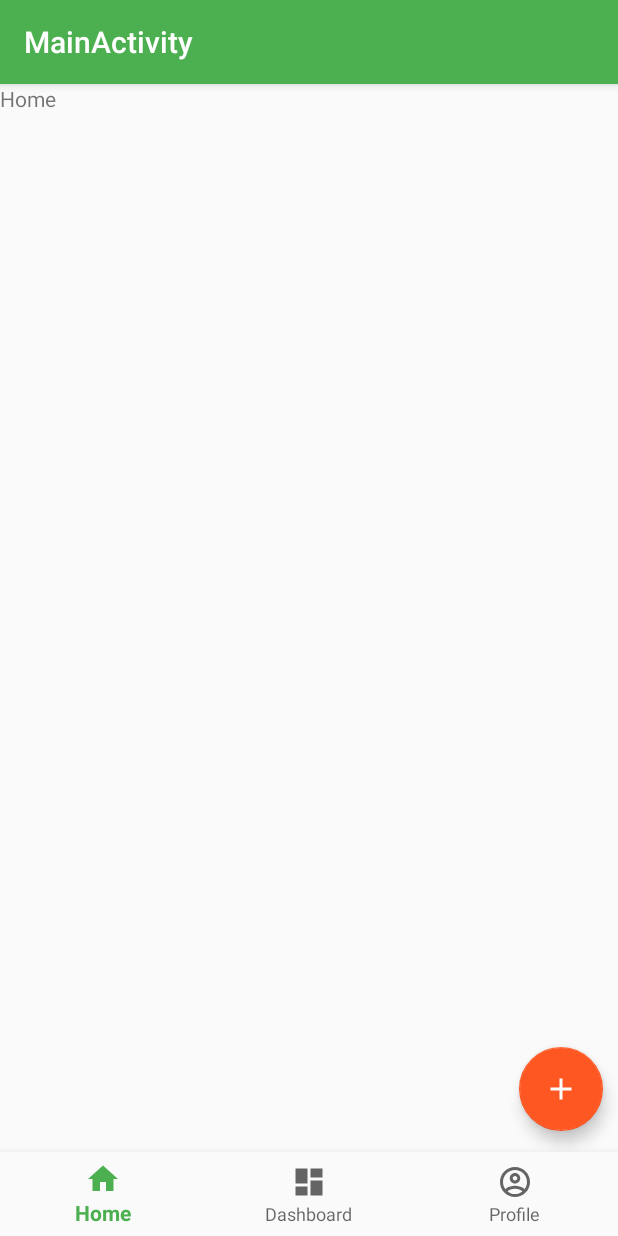
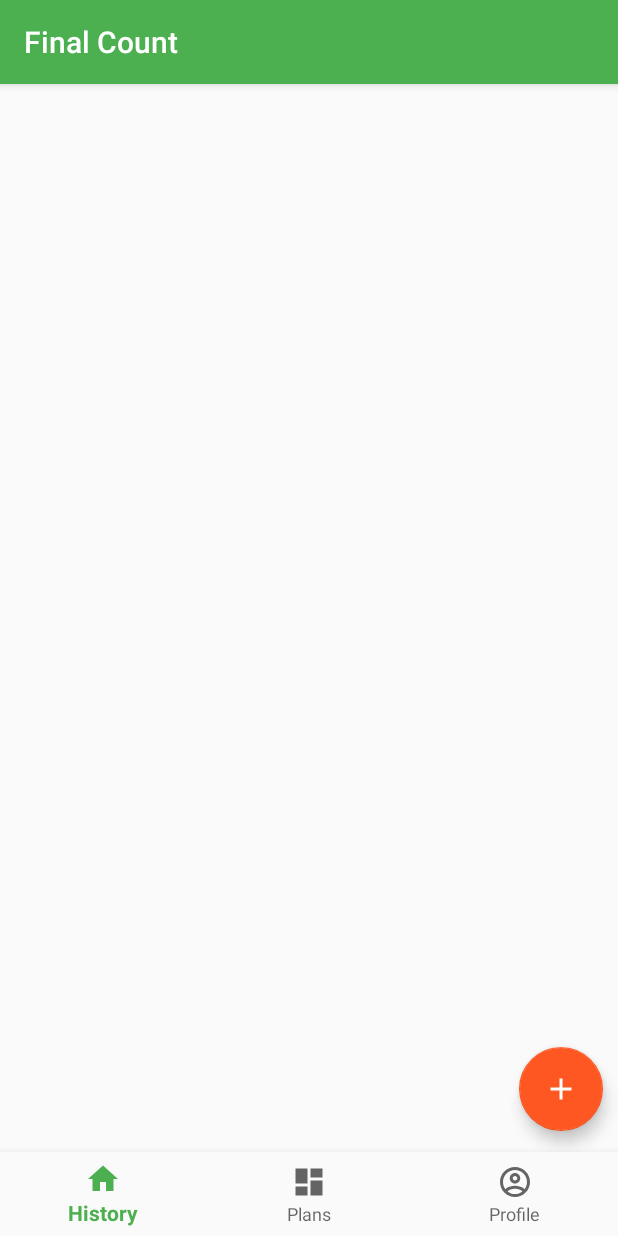
Before and after one commit to AndVl1/Final-Count, an Android app: the screen it shows after launch once a user with an empty profile is signed in (MainActivity), on a phone screen of 412 x 824 dp. Run offline under Robolectric (Android 15) with nearby library versions, the phone set to English and light mode, and no system bars; our stand-ins replace Dagger/Hilt's generated code, Firebase (no records; nobody signed in at launch, a user with empty details on screens opened directly), Room's generated code.

Commit message:
First history menu release

```diff
--- /dev/null
+++ b/app/src/main/java/com/techpark/finalcount/history/presenters/HistoryPresenter.kt
@@ -0,0 +1,8 @@
+package com.techpark.finalcount.history.presenters
+
+import com.techpark.finalcount.base.BasePresenter
+import com.techpark.finalcount.history.views.HistoryView
+
+interface HistoryPresenter : BasePresenter<HistoryView> {
+    fun getPurchases()
+}
--- /dev/null
+++ b/app/src/main/java/com/techpark/finalcount/history/presenters/HistoryPresenterImplementation.kt
@@ -0,0 +1,36 @@
+package com.techpark.finalcount.history.presenters
+
+import com.techpark.finalcount.database.DataSource
+import com.techpark.finalcount.history.views.HistoryView
+import kotlinx.coroutines.CoroutineScope
+import kotlinx.coroutines.Dispatchers.Main
+import kotlinx.coroutines.Job
+import kotlinx.coroutines.launch
+import javax.inject.Inject
+
+class HistoryPresenterImplementation @Inject constructor(private val dataSource: DataSource):
+    HistoryPresenter {
+    private var mHistoryView: HistoryView? = null
+    private val mPresenterJob = Job()
+    private val mScope = CoroutineScope(Main + mPresenterJob)
+
+    override fun getPurchases() {
+        try {
+            mScope.launch {
+                for (s in dataSource.database.purchaseDao().loadAll()) {
+                    mHistoryView?.addPurchase(s)
+                }
+            }
+        } catch (e: Exception) {
+        }
+    }
+
+    override fun attachView(view: HistoryView) {
+        mHistoryView = view
+    }
+
+    override fun detachView() {
+        mHistoryView = null
+    }
+
+}
--- /dev/null
+++ b/app/src/main/java/com/techpark/finalcount/history/views/HistoryView.kt
@@ -0,0 +1,8 @@
+package com.techpark.finalcount.history.views
+
+import com.techpark.finalcount.base.BaseView
+import com.techpark.finalcount.database.model.Purchase
+
+interface HistoryView: BaseView {
+    fun addPurchase(s: Purchase)
+}
--- /dev/null
+++ b/app/src/main/java/com/techpark/finalcount/history/views/fragment/HistoryFragment.kt
@@ -0,0 +1,40 @@
+package com.techpark.finalcount.history.views.fragment
+
+import android.os.Bundle
+import android.view.LayoutInflater
+import android.view.View
+import android.view.ViewGroup
+import android.widget.TextView
+import com.techpark.finalcount.R
+import com.techpark.finalcount.database.model.Purchase
+import com.techpark.finalcount.history.presenters.HistoryPresenterImplementation
+import com.techpark.finalcount.history.views.HistoryView
+import dagger.android.support.DaggerFragment
+import javax.inject.Inject
+
+class HistoryFragment : DaggerFragment(), HistoryView {
+
+    private var root: View? = null
+    private var tv: TextView? = null
+
+    @Inject
+    lateinit var mHistoryPresenter: HistoryPresenterImplementation
+
+    override fun onCreateView(
+        inflater: LayoutInflater,
+        container: ViewGroup?,
+        savedInstanceState: Bundle?
+    ): View? {
+        if (root == null) {
+            root = inflater.inflate(R.layout.fragment_history, container, false)
+            tv = root?.findViewById(R.id.purchases)
+        }
+        mHistoryPresenter.getPurchases()
+        return root
+    }
+
+    override fun addPurchase(s: Purchase) {
+        tv?.append(s.name + "(" + s.currency + ", " + s.date + ") - " + s.cost + "\n")
+    }
+
+}
--- a/app/src/main/java/com/techpark/finalcount/main/MainActivity.kt
+++ b/app/src/main/java/com/techpark/finalcount/main/MainActivity.kt
@@ -7,16 +7,16 @@ import androidx.fragment.app.Fragment
 import com.techpark.finalcount.R
 import com.techpark.finalcount.adding.views.activity.AddingActivity
 import com.techpark.finalcount.databinding.ActivityMainBinding
-import com.techpark.finalcount.main.ui.dashboard.DashboardFragment
-import com.techpark.finalcount.main.ui.home.HomeFragment
+import com.techpark.finalcount.main.ui.plans.PlansFragment
+import com.techpark.finalcount.history.views.fragment.HistoryFragment
 import com.techpark.finalcount.main.ui.profile.ProfileFragment
 
 class MainActivity : AppCompatActivity() {
 
     private lateinit var mainBinding: ActivityMainBinding
     private val screens: Array<Fragment> = arrayOf(
-        HomeFragment(),
-        DashboardFragment(),
+        HistoryFragment(),
+        PlansFragment(),
         ProfileFragment()
     )
 
--- a/app/src/main/java/com/techpark/finalcount/main/ui/home/HomeFragment.kt
+++ b/app/src/main/java/com/techpark/finalcount/main/ui/plans/PlansFragment.kt
@@ -1,4 +1,4 @@
-package com.techpark.finalcount.main.ui.home
+package com.techpark.finalcount.main.ui.plans
 
 import android.os.Bundle
 import android.view.LayoutInflater
@@ -7,7 +7,7 @@ import android.view.ViewGroup
 import android.widget.TextView
 import androidx.fragment.app.Fragment
 
-class HomeFragment : Fragment() {
+class PlansFragment : Fragment() {
 
     private var root: View? = null
 
@@ -18,7 +18,7 @@ class HomeFragment : Fragment() {
     ): View? {
         if (root == null) {
             root = TextView(activity)
-            (root as TextView).text = "Home"
+            (root as TextView).text = "Dashboard"
         }
         return root
     }
--- /dev/null
+++ b/app/src/main/res/layout/fragment_history.xml
@@ -0,0 +1,12 @@
+<?xml version="1.0" encoding="utf-8"?>
+<LinearLayout
+    xmlns:android="http://schemas.android.com/apk/res/android"
+    android:layout_width="match_parent"
+    android:layout_height="match_parent"
+    android:orientation="vertical" >
+    <TextView
+        android:id="@+id/purchases"
+        android:layout_width="match_parent"
+        android:layout_height="match_parent"
+        android:text="" />
+</LinearLayout>
--- a/app/src/main/res/menu/bottom_nav_menu.xml
+++ b/app/src/main/res/menu/bottom_nav_menu.xml
@@ -4,13 +4,13 @@
     <item
         android:id="@+id/navigation_home"
         android:icon="@drawable/ic_home_black_24dp"
-        android:title="@string/title_home" />
+        android:title="@string/title_history" />
 <!--  Покупки за текущий календарный месяц  -->
 
     <item
         android:id="@+id/navigation_dashboard"
         android:icon="@drawable/ic_dashboard_black_24dp"
-        android:title="@string/title_dashboard" />
+        android:title="@string/title_plans" />
 <!--  История (список месяцев с общей суммой трат в каждом месяце)  -->
 <!--  нормальную иконку не смог найти. Кто будет реализовывать - TODO -->
     <item
--- a/app/src/main/res/values/strings.xml
+++ b/app/src/main/res/values/strings.xml
@@ -19,8 +19,8 @@
     <string name="fb_login_protocol_scheme" translatable="false">fb222181982176177</string>
 
     <string name="choose_currency" translatable="true">Choose currency</string>
-    <string name="title_activity_main">MainActivity</string>
-    <string name="title_home">Home</string>
-    <string name="title_dashboard">Dashboard</string>
+    <string name="title_activity_main" translatable="false">Final Count</string>
+    <string name="title_history">History</string>
+    <string name="title_plans">Plans</string>
     <string name="title_profile">Profile</string>
 </resources>
--- a/build.gradle
+++ b/build.gradle
@@ -72,7 +72,7 @@ buildscript {
 
     }
     dependencies {
-        classpath 'com.android.tools.build:gradle:3.6.2'
+        classpath 'com.android.tools.build:gradle:3.6.3'
         classpath "org.jetbrains.kotlin:kotlin-gradle-plugin:$kotlin_version"
         classpath 'com.google.gms:google-services:4.3.3'
         // NOTE: Do not place your application dependencies here; they belong
```
Also changed, not shown: app/src/main/java/com/techpark/finalcount/base/BaseFragment.kt (renamed from app/src/main/java/com/techpark/finalcount/main/ui/dashboard/DashboardFragment.kt, +7 -10 lines), app/src/main/java/com/techpark/finalcount/di/FragmentScope.kt (added, +8 -0 lines), app/src/main/java/com/techpark/finalcount/history/views/HistoryModel.kt (added, +16 -0 lines), app/src/main/java/com/techpark/finalcount/main/ui/dashboard/DashboardViewModel.kt (deleted, +0 -13 lines), app/src/main/java/com/techpark/finalcount/main/ui/home/HomeViewModel.kt (deleted, +0 -13 lines), app/src/main/java/com/techpark/finalcount/main/ui/profile/ProfileViewModel.kt (deleted, +0 -13 lines), 1 other file.
